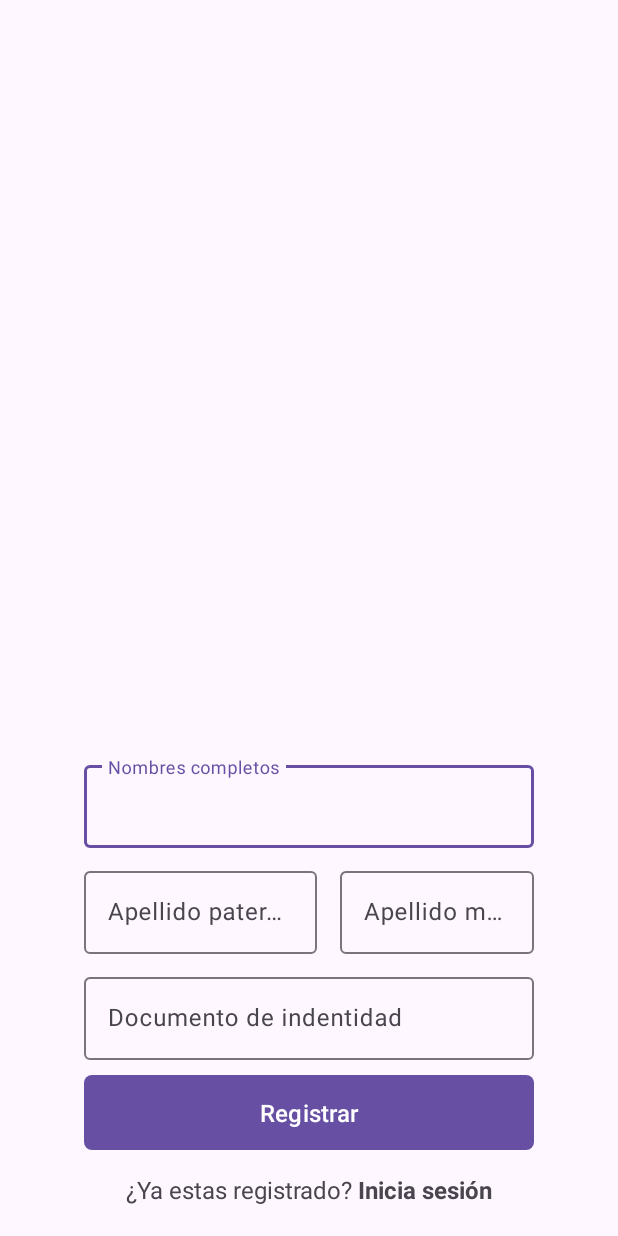
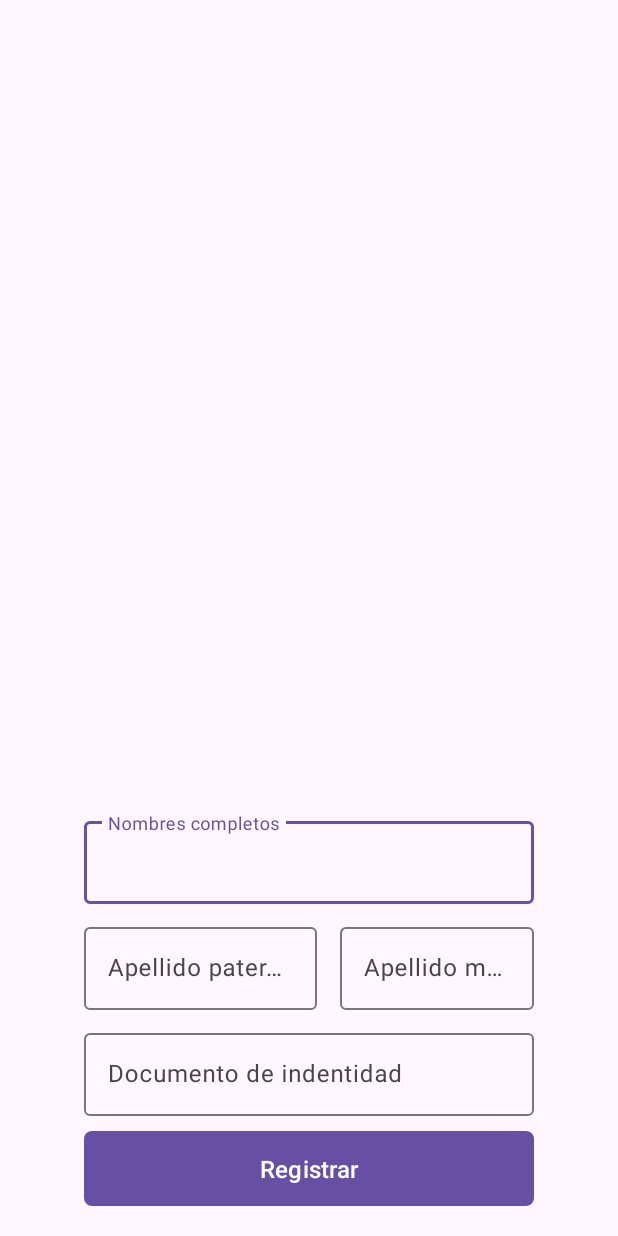
Before and after one commit to crhixtian/Android, an Android app: the RegistoGoogleActivity screen opened directly, with no data from a screen before it, after a tap on "Registrar", on a phone screen of 412 x 824 dp. Run offline under Robolectric (Android 15) with nearby library versions, the phone set to English and light mode, and no system bars; our stand-ins replace Firebase (no records; nobody signed in at launch, a user with empty details on screens opened directly).

Commit message:
02:12 27/06

```diff
--- a/app/src/main/java/com/martes/autenticacion/google/RegistoGoogleActivity.kt
+++ b/app/src/main/java/com/martes/autenticacion/google/RegistoGoogleActivity.kt
@@ -16,7 +16,6 @@ class RegistoGoogleActivity : AppCompatActivity() {
     private lateinit var paterno: TextInputEditText
     private lateinit var materno: TextInputEditText
     private lateinit var dni: TextInputEditText
-    private lateinit var btnRegistro: Button
 
     override fun onCreate(savedInstanceState: Bundle?) {
         super.onCreate(savedInstanceState)
@@ -26,9 +25,8 @@ class RegistoGoogleActivity : AppCompatActivity() {
         paterno = findViewById(R.id.inputPaternoG)
         materno = findViewById(R.id.inputMaternoG)
         dni = findViewById(R.id.inputDniG)
-        btnRegistro = findViewById(R.id.btnRegistroG)
 
-        btnRegistro.setOnClickListener {
+        findViewById<Button>(R.id.btnRegistroG).setOnClickListener {
             validarCampos()
         }
     }
@@ -38,13 +36,13 @@ class RegistoGoogleActivity : AppCompatActivity() {
     }
 
     private fun validarCampos() {
-        if ( nombres.text.toString().trim().isNotEmpty() && materno.text.toString().trim().isNotEmpty() &&
-            paterno.text.toString().trim().isNotEmpty() && dni.text.toString().trim().isNotEmpty()
-        ) {
+        val camposNoVacios = listOf(nombres, materno, paterno, dni)
+            .map { it.text.toString().trim().isNotEmpty() }
+            .all { it }
+
+        camposNoVacios.takeIf { it }?.let {
             guardarInformacionUsuarioG()
-        } else {
-            toast("Campos vacios")
-        }
+        } ?: toast("Campos vacíos")
     }
 
     private fun guardarInformacionUsuarioG() {
@@ -60,7 +58,8 @@ class RegistoGoogleActivity : AppCompatActivity() {
                 )
             ).addOnSuccessListener {
                 startActivity(
-                    Intent(this@RegistoGoogleActivity,
+                    Intent(
+                        this@RegistoGoogleActivity,
                         InicioActivity::class.java
                     )
                 )
--- a/app/src/main/res/layout/activity_login.xml
+++ b/app/src/main/res/layout/activity_login.xml
@@ -32,14 +32,14 @@
 
         <com.google.android.material.textfield.TextInputLayout
             android:layout_width="match_parent"
-            android:layout_height="match_parent">
+            android:layout_height="match_parent"
+            app:endIconMode="password_toggle">
 
             <com.google.android.material.textfield.TextInputEditText
                 android:id="@+id/inputContrasenaL"
                 android:layout_width="match_parent"
                 android:layout_height="55dp"
-                android:maxLength="8"
-
+                android:maxLength="20"
                 android:hint="@string/contrasena" />
         </com.google.android.material.textfield.TextInputLayout>
 
--- a/app/src/main/res/layout/activity_registo_google.xml
+++ b/app/src/main/res/layout/activity_registo_google.xml
@@ -119,18 +119,6 @@
             android:text="@string/registrar"
             android:textSize="16sp" />
 
-        <Space
-            android:layout_width="match_parent"
-            android:layout_height="15dp" />
-
-        <TextView
-            android:id="@+id/textView2"
-            android:layout_width="match_parent"
-            android:layout_height="wrap_content"
-            android:text="@string/interrogante_login"
-            android:textAlignment="center"
-            android:textSize="16sp" />
-
     </LinearLayout>
 
 
--- a/app/src/main/res/layout/activity_registro.xml
+++ b/app/src/main/res/layout/activity_registro.xml
@@ -139,7 +139,8 @@
 
         <com.google.android.material.textfield.TextInputLayout
             android:layout_width="match_parent"
-            android:layout_height="match_parent">
+            android:layout_height="match_parent"
+            app:endIconMode="password_toggle">
 
             <com.google.android.material.textfield.TextInputEditText
                 android:id="@+id/inputContrasenaR"
@@ -174,7 +175,7 @@
             android:layout_height="15dp" />
 
         <TextView
-            android:id="@+id/textView2"
+            android:id="@+id/textLogin"
             android:layout_width="match_parent"
             android:layout_height="wrap_content"
             android:text="@string/interrogante_login"
```
Also changed, not shown: app/src/main/java/com/martes/autenticacion/LoginActivity.kt (+3 -9 lines), app/src/main/java/com/martes/autenticacion/RegistroActivity.kt (+19 -13 lines), 1 other file.
